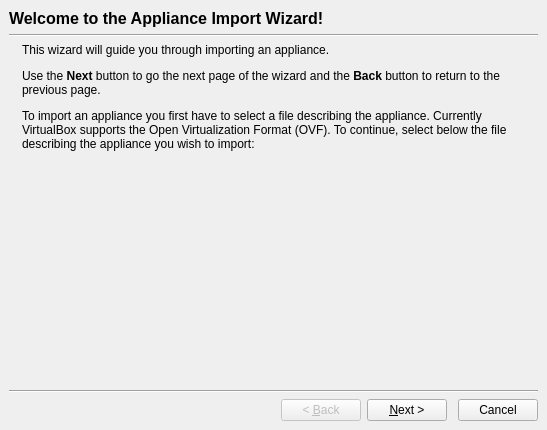
jljuxgm/vboxgit, file vbox/src/VBox/Frontends/VirtualBox/ui/VBoxImportApplianceWzd.ui: the form before one commit.
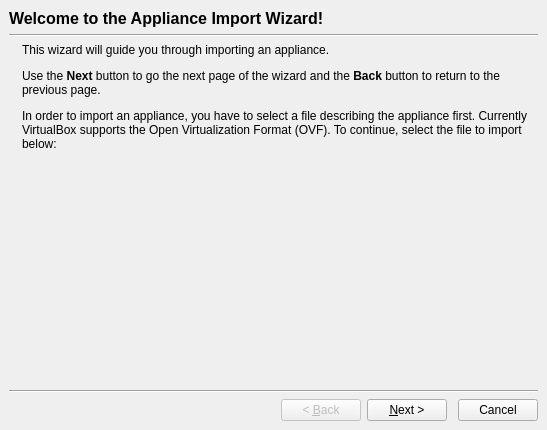
The form after the commit. Icons and pictures are not drawn. Custom widgets are drawn as their Qt base class.

Commit message:
commit_18411 ------------------------------------------------------------------------ r18411 | vboxsync | 2009-03-28 00:09:26 +0800 (Sat, 28 Mar 2009) | 1 line
FE/Qt4: string fixes
------------------------------------------------------------------------

Patch:
```diff
--- a/vbox/src/VBox/Frontends/VirtualBox/ui/VBoxImportApplianceWzd.ui
+++ b/vbox/src/VBox/Frontends/VirtualBox/ui/VBoxImportApplianceWzd.ui
@@ -108,7 +108,7 @@
 &lt;/style&gt;&lt;/head&gt;&lt;body&gt;
 &lt;p style=&quot; margin-top:12px; margin-bottom:12px; margin-left:0px; margin-right:0px; -qt-block-indent:0; text-indent:0px;&quot;&gt;This wizard will guide you through importing an appliance. &lt;/p&gt;
 &lt;p style=&quot; margin-top:12px; margin-bottom:12px; margin-left:0px; margin-right:0px; -qt-block-indent:0; text-indent:0px;&quot;&gt;Use the &lt;span style=&quot; font-weight:600;&quot;&gt;Next&lt;/span&gt; button to go the next page of the wizard and the &lt;span style=&quot; font-weight:600;&quot;&gt;Back&lt;/span&gt; button to return to the previous page.&lt;/p&gt;
-&lt;p style=&quot; margin-top:12px; margin-bottom:12px; margin-left:0px; margin-right:0px; -qt-block-indent:0; text-indent:0px;&quot;&gt;To import an appliance you first have to select a file describing the appliance. Currently VirtualBox supports the Open Virtualization Format (OVF). To continue, select below the file describing the appliance you wish to import:&lt;/p&gt;&lt;/body&gt;&lt;/html&gt;</string>
+&lt;p style=&quot; margin-top:12px; margin-bottom:12px; margin-left:0px; margin-right:0px; -qt-block-indent:0; text-indent:0px;&quot;&gt;In order to import an appliance, you have to select a file describing the appliance first. Currently VirtualBox supports the Open Virtualization Format (OVF). To continue, select the file to import below:&lt;/p&gt;&lt;/body&gt;&lt;/html&gt;</string>
            </property>
            <property name="wordWrap">
             <bool>true</bool>
```
Left out of the diff: 2 changed lines with no effect on the pictures. The commit also changes 1 other file.
